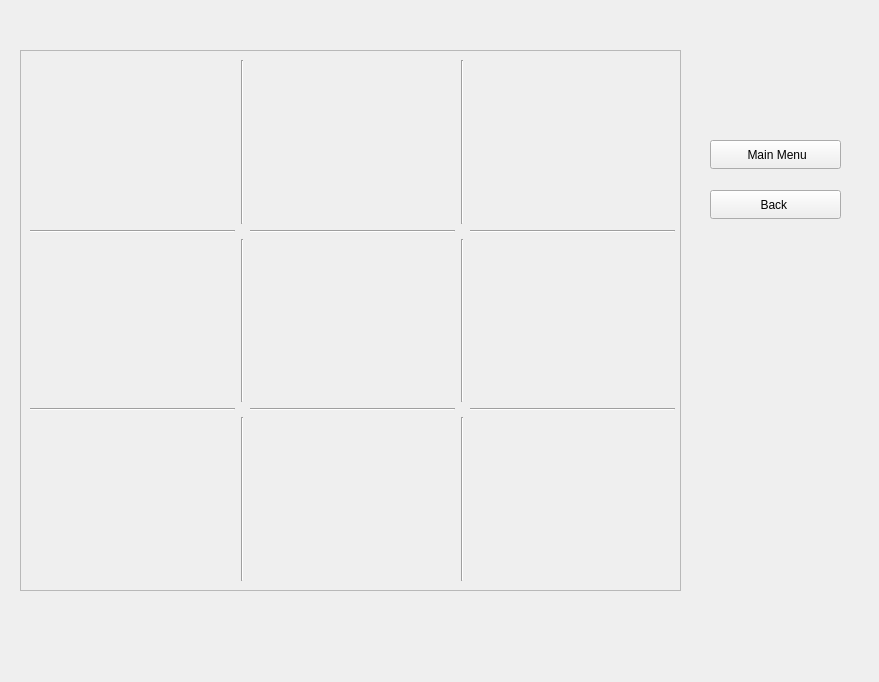
Qt form display.ui (mo2menwael/Advanced-Tic-Tac-Toe) before a commit.
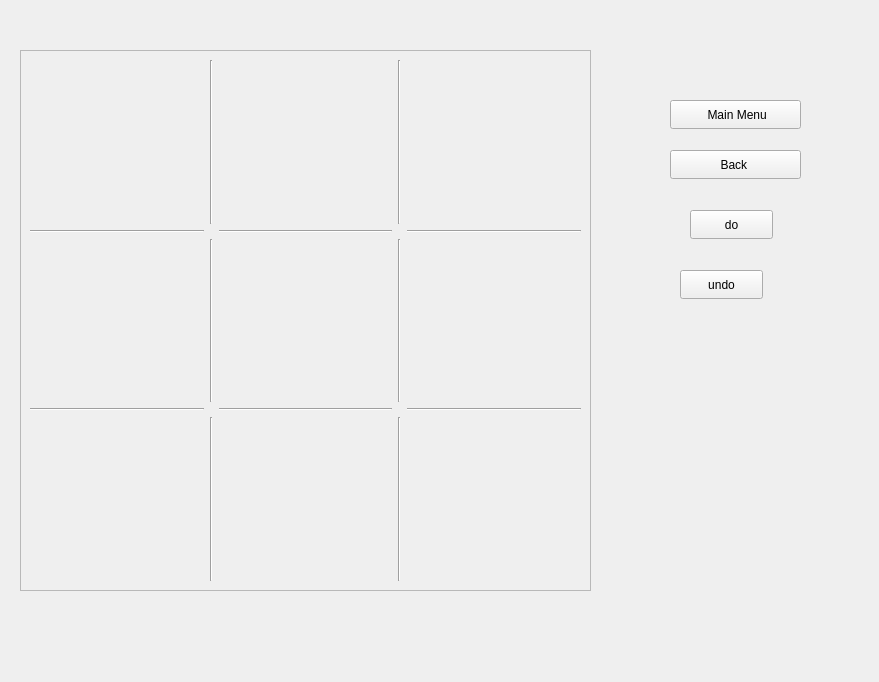
The same form after that commit.

Commit message: add undo and redo in history

What changed in the file:
```diff
--- a/display.ui
+++ b/display.ui
@@ -21,7 +21,7 @@
     <rect>
      <x>20</x>
      <y>50</y>
-     <width>661</width>
+     <width>571</width>
      <height>541</height>
     </rect>
    </property>
@@ -36,18 +36,13 @@
      <rect>
       <x>10</x>
       <y>10</y>
-      <width>645</width>
+      <width>551</width>
       <height>521</height>
      </rect>
     </property>
     <layout class="QGridLayout" name="gridLayout_4">
      <item row="4" column="0">
       <widget class="QLabel" name="seven_3">
-       <property name="font">
-        <font>
-         <pointsize>30</pointsize>
-        </font>
-       </property>
        <property name="text">
         <string/>
        </property>
@@ -72,11 +67,6 @@
      </item>
      <item row="0" column="4">
       <widget class="QLabel" name="three_3">
-       <property name="font">
-        <font>
-         <pointsize>30</pointsize>
-        </font>
-       </property>
        <property name="text">
         <string/>
        </property>
@@ -134,11 +124,6 @@
      </item>
      <item row="2" column="0">
       <widget class="QLabel" name="four_3">
-       <property name="font">
-        <font>
-         <pointsize>30</pointsize>
-        </font>
-       </property>
        <property name="text">
         <string/>
        </property>
@@ -175,11 +160,6 @@
      </item>
      <item row="2" column="2">
       <widget class="QLabel" name="five_3">
-       <property name="font">
-        <font>
-         <pointsize>30</pointsize>
-        </font>
-       </property>
        <property name="text">
         <string/>
        </property>
@@ -190,11 +170,6 @@
      </item>
      <item row="4" column="4">
       <widget class="QLabel" name="nine_3">
-       <property name="font">
-        <font>
-         <pointsize>30</pointsize>
-        </font>
-       </property>
        <property name="text">
         <string/>
        </property>
@@ -212,11 +187,6 @@
      </item>
      <item row="0" column="2">
       <widget class="QLabel" name="two_3">
-       <property name="font">
-        <font>
-         <pointsize>30</pointsize>
-        </font>
-       </property>
        <property name="text">
         <string/>
        </property>
@@ -227,11 +197,6 @@
      </item>
      <item row="4" column="2">
       <widget class="QLabel" name="eight_3">
-       <property name="font">
-        <font>
-         <pointsize>30</pointsize>
-        </font>
-       </property>
        <property name="text">
         <string/>
        </property>
@@ -242,11 +207,6 @@
      </item>
      <item row="2" column="4">
       <widget class="QLabel" name="six_3">
-       <property name="font">
-        <font>
-         <pointsize>30</pointsize>
-        </font>
-       </property>
        <property name="text">
         <string/>
        </property>
@@ -257,11 +217,6 @@
      </item>
      <item row="0" column="0">
       <widget class="QLabel" name="one_3">
-       <property name="font">
-        <font>
-         <pointsize>30</pointsize>
-        </font>
-       </property>
        <property name="autoFillBackground">
         <bool>false</bool>
        </property>
@@ -282,8 +237,8 @@
   <widget class="QPushButton" name="main_menu">
    <property name="geometry">
     <rect>
-     <x>710</x>
-     <y>140</y>
+     <x>670</x>
+     <y>100</y>
      <width>131</width>
      <height>29</height>
     </rect>
@@ -295,8 +250,8 @@
   <widget class="QPushButton" name="back_to_history">
    <property name="geometry">
     <rect>
-     <x>710</x>
-     <y>190</y>
+     <x>670</x>
+     <y>150</y>
      <width>131</width>
      <height>29</height>
     </rect>
@@ -305,6 +260,32 @@
     <string>Back </string>
    </property>
   </widget>
+  <widget class="QPushButton" name="doButton">
+   <property name="geometry">
+    <rect>
+     <x>690</x>
+     <y>210</y>
+     <width>83</width>
+     <height>29</height>
+    </rect>
+   </property>
+   <property name="text">
+    <string>do</string>
+   </property>
+  </widget>
+  <widget class="QPushButton" name="undoButton">
+   <property name="geometry">
+    <rect>
+     <x>680</x>
+     <y>270</y>
+     <width>83</width>
+     <height>29</height>
+    </rect>
+   </property>
+   <property name="text">
+    <string>undo</string>
+   </property>
+  </widget>
  </widget>
  <resources/>
  <connections/>
```
The commit also changes 23 other files.
